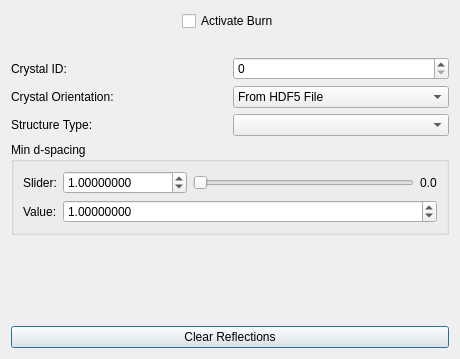
Qt form polylaue/ui/resources/ui/burn_dialog.ui (PolyLaue/PolyLaue) before a commit.
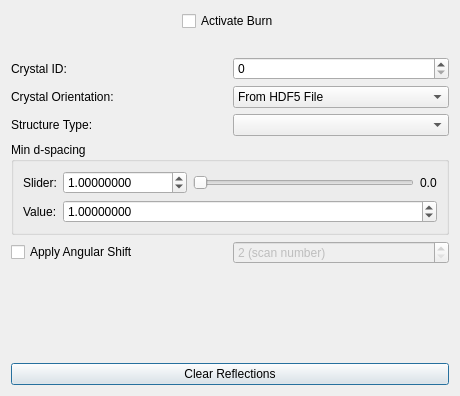
The same form after that commit. Custom widgets are drawn as their Qt base class.

Commit message: Add option to apply angular shifts to burn

```diff
--- a/polylaue/ui/resources/ui/burn_dialog.ui
+++ b/polylaue/ui/resources/ui/burn_dialog.ui
@@ -7,7 +7,7 @@
     <x>0</x>
     <y>0</y>
     <width>460</width>
-    <height>359</height>
+    <height>396</height>
    </rect>
   </property>
   <property name="windowTitle">
@@ -248,6 +248,38 @@
      </item>
     </widget>
    </item>
+   <item row="6" column="0">
+    <widget class="QCheckBox" name="apply_angular_shift">
+     <property name="toolTip">
+      <string>&lt;html&gt;&lt;head/&gt;&lt;body&gt;&lt;p&gt;Apply an angular shift to the ABC Matrix.&lt;/p&gt;&lt;p&gt;&lt;br/&gt;&lt;/p&gt;&lt;p&gt;If checked, the file &amp;quot;ang_shifts.npy&amp;quot; must be present in the root level of the project directory. This file will be loaded, and the number of specified scans will be used to extract the angular shift from the array.&lt;/p&gt;&lt;/body&gt;&lt;/html&gt;</string>
+     </property>
+     <property name="text">
+      <string>Apply Angular Shift</string>
+     </property>
+    </widget>
+   </item>
+   <item row="6" column="1">
+    <widget class="QSpinBox" name="angular_shift_scan_number">
+     <property name="enabled">
+      <bool>false</bool>
+     </property>
+     <property name="toolTip">
+      <string>&lt;html&gt;&lt;head/&gt;&lt;body&gt;&lt;p&gt;Apply an angular shift to the ABC Matrix.&lt;/p&gt;&lt;p&gt;&lt;br/&gt;&lt;/p&gt;&lt;p&gt;If checked, the file &amp;quot;ang_shifts.npy&amp;quot; must be present in the root level of the project directory. This file will be loaded, and the number of specified scans will be used to extract the angular shift from the array.&lt;/p&gt;&lt;/body&gt;&lt;/html&gt;</string>
+     </property>
+     <property name="suffix">
+      <string> (scan number)</string>
+     </property>
+     <property name="prefix">
+      <string/>
+     </property>
+     <property name="minimum">
+      <number>2</number>
+     </property>
+     <property name="maximum">
+      <number>10000000</number>
+     </property>
+    </widget>
+   </item>
   </layout>
  </widget>
  <customwidgets>
```
Left out of the diff: 21 changed lines with no effect on the pictures. The commit also changes 2 other files.
